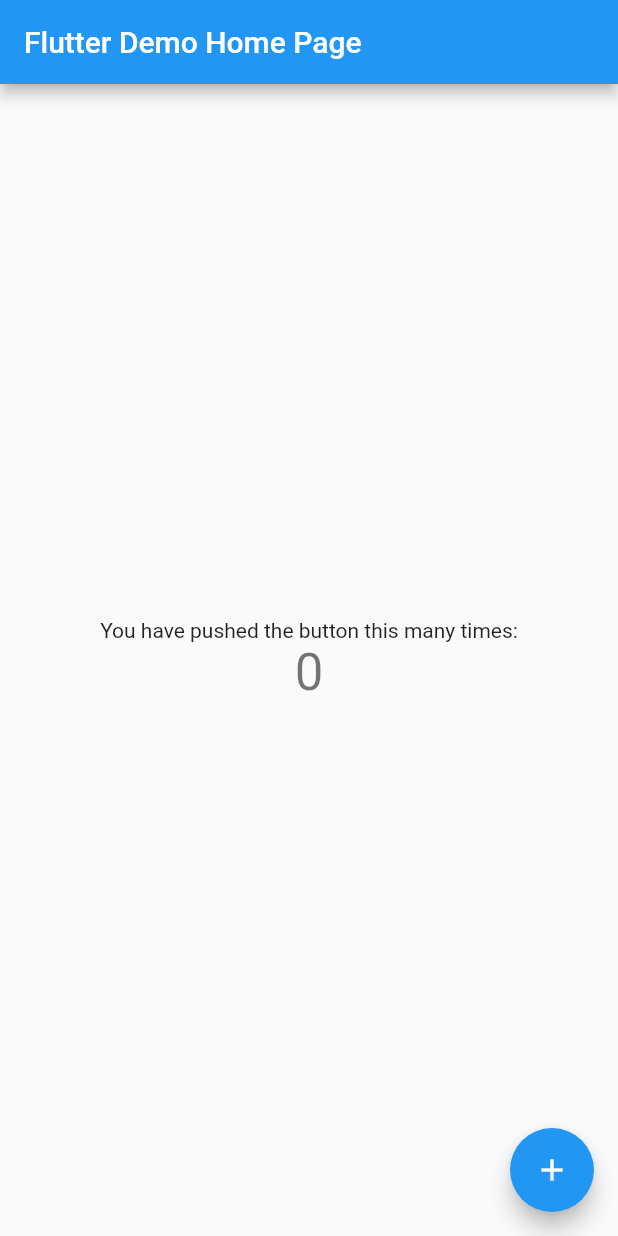
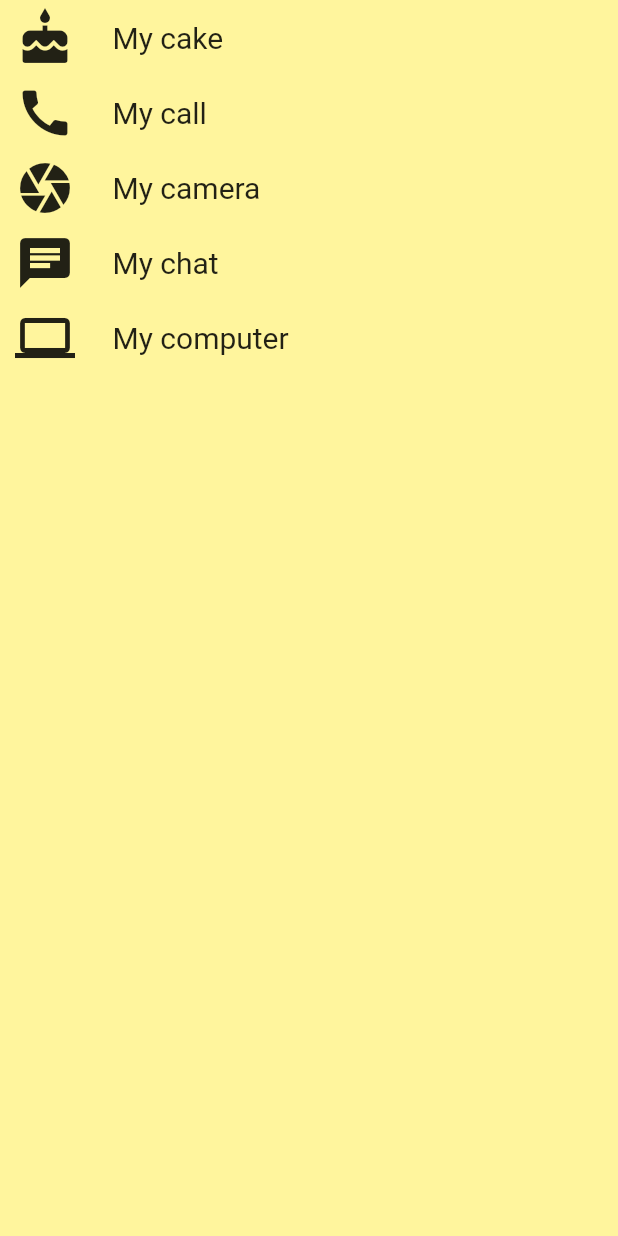
Before and after one commit to tiagofumo/flutter-test-apps, a Flutter app: the screen it shows after launch, on a phone screen of 412 x 824 dp. Run offline on Flutter 3.47's test engine with Material 2 defaults, Android fonts, the phone set to English and light mode, and no system bars.

Commit message:
Use CategoryListItem to make a list in Category project

```diff
--- a/category/lib/main.dart
+++ b/category/lib/main.dart
@@ -1,111 +1,28 @@
 import 'package:flutter/material.dart';
+import 'category.dart';
 
-void main() => runApp(MyApp());
+void main() => runApp(ListApp());
 
-class MyApp extends StatelessWidget {
-  // This widget is the root of your application.
+class ListApp extends StatelessWidget {
   @override
   Widget build(BuildContext context) {
     return MaterialApp(
-      title: 'Flutter Demo',
+      title: 'Udacity category',
       theme: ThemeData(
-        // This is the theme of your application.
-        //
-        // Try running your application with "flutter run". You'll see the
-        // application has a blue toolbar. Then, without quitting the app, try
-        // changing the primarySwatch below to Colors.green and then invoke
-        // "hot reload" (press "r" in the console where you ran "flutter run",
-        // or simply save your changes to "hot reload" in a Flutter IDE).
-        // Notice that the counter didn't reset back to zero; the application
-        // is not restarted.
         primarySwatch: Colors.blue,
       ),
-      home: MyHomePage(title: 'Flutter Demo Home Page'),
+      home: Scaffold(
+        backgroundColor: Colors.yellow[200],
+        body: ListView(
+          children: <CategoryListItem>[
+            CategoryListItem('cake'),
+            CategoryListItem('call'),
+            CategoryListItem('camera'),
+            CategoryListItem('chat'),
+            CategoryListItem('computer'),
+          ],
+        ),
+      )
     );
   }
 }
-
-class MyHomePage extends StatefulWidget {
-  MyHomePage({Key key, this.title}) : super(key: key);
-
-  // This widget is the home page of your application. It is stateful, meaning
-  // that it has a State object (defined below) that contains fields that affect
-  // how it looks.
-
-  // This class is the configuration for the state. It holds the values (in this
-  // case the title) provided by the parent (in this case the App widget) and
-  // used by the build method of the State. Fields in a Widget subclass are
-  // always marked "final".
-
-  final String title;
-
-  @override
-  _MyHomePageState createState() => _MyHomePageState();
-}
-
-class _MyHomePageState extends State<MyHomePage> {
-  int _counter = 0;
-
-  void _incrementCounter() {
-    setState(() {
-      // This call to setState tells the Flutter framework that something has
-      // changed in this State, which causes it to rerun the build method below
-      // so that the display can reflect the updated values. If we changed
-      // _counter without calling setState(), then the build method would not be
-      // called again, and so nothing would appear to happen.
-      _counter++;
-    });
-  }
-
-  @override
-  Widget build(BuildContext context) {
-    // This method is rerun every time setState is called, for instance as done
-    // by the _incrementCounter method above.
-    //
-    // The Flutter framework has been optimized to make rerunning build methods
-    // fast, so that you can just rebuild anything that needs updating rather
-    // than having to individually change instances of widgets.
-    return Scaffold(
-      appBar: AppBar(
-        // Here we take the value from the MyHomePage object that was created by
-        // the App.build method, and use it to set our appbar title.
-        title: Text(widget.title),
-      ),
-      body: Center(
-        // Center is a layout widget. It takes a single child and positions it
-        // in the middle of the parent.
-        child: Column(
-          // Column is also layout widget. It takes a list of children and
-          // arranges them vertically. By default, it sizes itself to fit its
-          // children horizontally, and tries to be as tall as its parent.
-          //
-          // Invoke "debug painting" (press "p" in the console, choose the
-          // "Toggle Debug Paint" action from the Flutter Inspector in Android
-          // Studio, or the "Toggle Debug Paint" command in Visual Studio Code)
-          // to see the wireframe for each widget.
-          //
-          // Column has various properties to control how it sizes itself and
-          // how it positions its children. Here we use mainAxisAlignment to
-          // center the children vertically; the main axis here is the vertical
-          // axis because Columns are vertical (the cross axis would be
-          // horizontal).
-          mainAxisAlignment: MainAxisAlignment.center,
-          children: <Widget>[
-            Text(
-              'You have pushed the button this many times:',
-            ),
-            Text(
-              '$_counter',
-              style: Theme.of(context).textTheme.display1,
-            ),
-          ],
-        ),
-      ),
-      floatingActionButton: FloatingActionButton(
-        onPressed: _incrementCounter,
-        tooltip: 'Increment',
-        child: Icon(Icons.add),
-      ), // This trailing comma makes auto-formatting nicer for build methods.
-    );
-  }
-}
```
